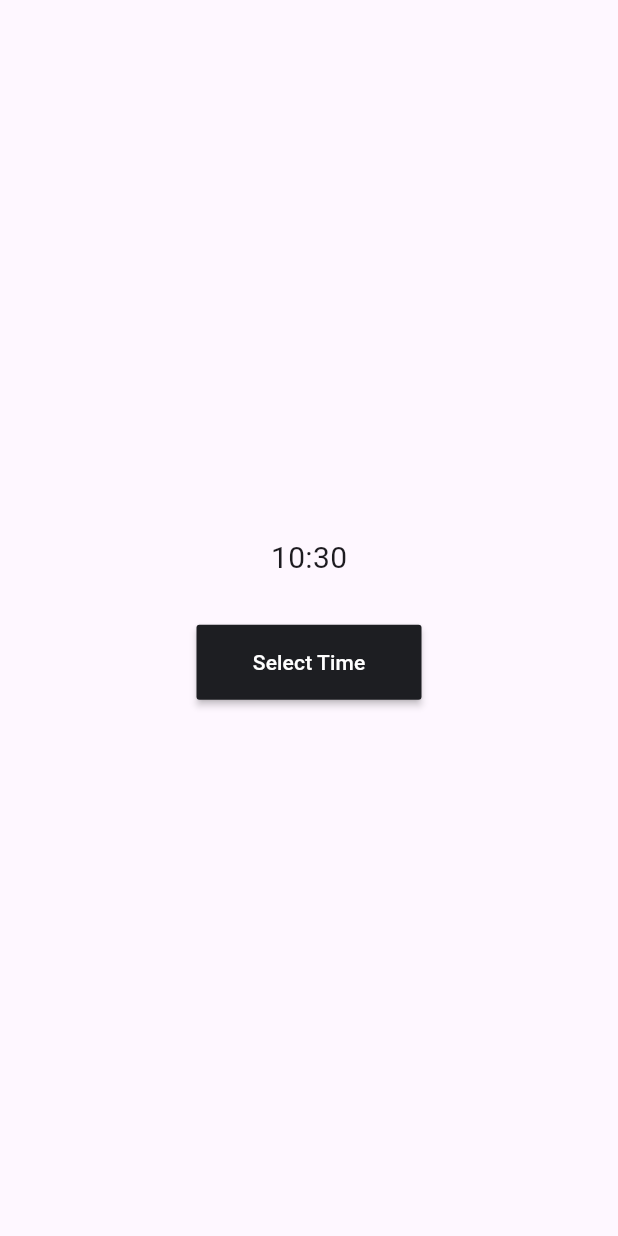
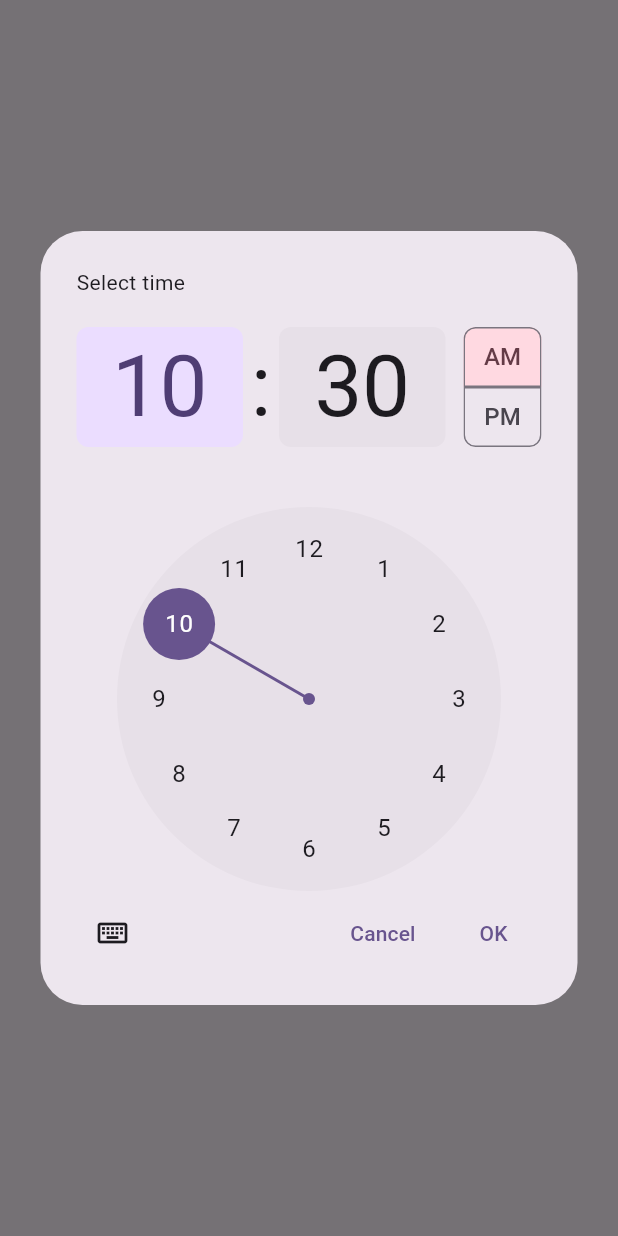
Before and after one commit to Z3SPY/EcoGrow, a Flutter app: the TimePicker screen opened by its route, after a tap on "Select Time", on a phone screen of 412 x 824 dp. Run offline on Flutter 3.47's test engine with Material 3 defaults, Android fonts, the phone set to English and light mode, and no system bars; our stand-ins replace carousel_slider, cloud_firestore, curved_navigation_bar, firebase_auth, geolocator, google_maps_flutter and 1 more; accounts and stored records are empty.

Commit message:
feat: finish timePicker component, for styling and integration

```diff
--- a/lib/Pages/Forms/Pickers/timepicker.dart
+++ b/lib/Pages/Forms/Pickers/timepicker.dart
@@ -20,7 +20,7 @@ class _TimePickerState extends State<TimePicker> {
           crossAxisAlignment: CrossAxisAlignment.center,
           children: [
             Text(
-              _timeOfDay.hour.toString() + ':' + _timeOfDay.minute.toString(),
+              _timeOfDay.hour.toString().padLeft(2, '0') + ':' + _timeOfDay.minute.toString().padLeft(2, '0'),
               style: const TextStyle(fontSize: 20),
             ),
             const SizedBox(height: 30,),
@@ -28,7 +28,7 @@ class _TimePickerState extends State<TimePicker> {
               height: 50,
               minWidth: 150,
               color: const Color(0xff1D1E22),
-              shape: RoundedRectangleBorder(borderRadius: BorderRadius.circular(2)),
+              shape: RoundedRectangleBorder(borderRadius: BorderRadius.circular(10.0)),
               child: const Text('Select Time', style: TextStyle(color: Colors.white),),
               onPressed: () {
                 _selectTime();
@@ -40,4 +40,18 @@ class _TimePickerState extends State<TimePicker> {
       ),
     );
   }
+
+  Future <void> _selectTime() async {
+    TimeOfDay? _picked = await showTimePicker(context: context, initialTime: _timeOfDay);
+
+    if (_picked != null){
+      setState(() {
+        _timeOfDay = _picked;
+      });
+    }
+
+  }
+
+
+
 }
--- a/lib/main.dart
+++ b/lib/main.dart
@@ -67,7 +67,7 @@ void registerClicked(BuildContext context) {
 
 void googleClicked(BuildContext context) {
   print("Start OAUTH WINDOW");
-  Navigator.pushNamed(context, '/DatePicker');
+  Navigator.pushNamed(context, '/TimePicker');
 }
 
 class HomeScreenStructure extends StatefulWidget {
```
